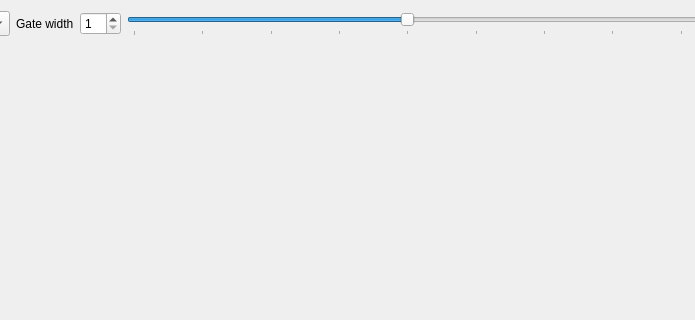
Qt form forms/form_plot2d.ui (usnistgov/qpx-gamma) before a commit; both pictures show x 197 to 892 and y 0 to 320 of the 1117 by 691 pixel window.
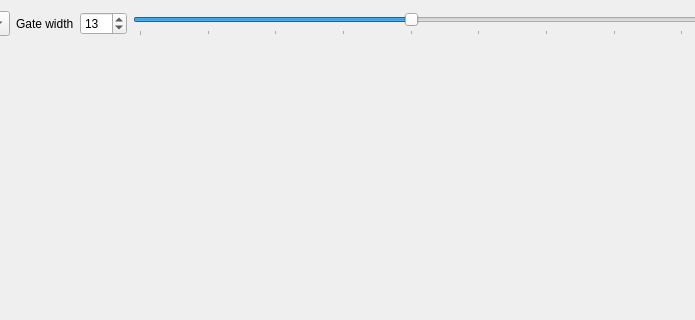
The same form after that commit. Icons and pictures are not drawn. Custom widgets are drawn as their Qt base class.

The edit to the form file:
```diff
--- a/forms/form_plot2d.ui
+++ b/forms/form_plot2d.ui
@@ -165,8 +165,14 @@
          <property name="minimum">
           <number>1</number>
          </property>
+         <property name="maximum">
+          <number>999</number>
+         </property>
+         <property name="singleStep">
+          <number>2</number>
+         </property>
          <property name="value">
-          <number>1</number>
+          <number>13</number>
          </property>
         </widget>
        </item>
```
